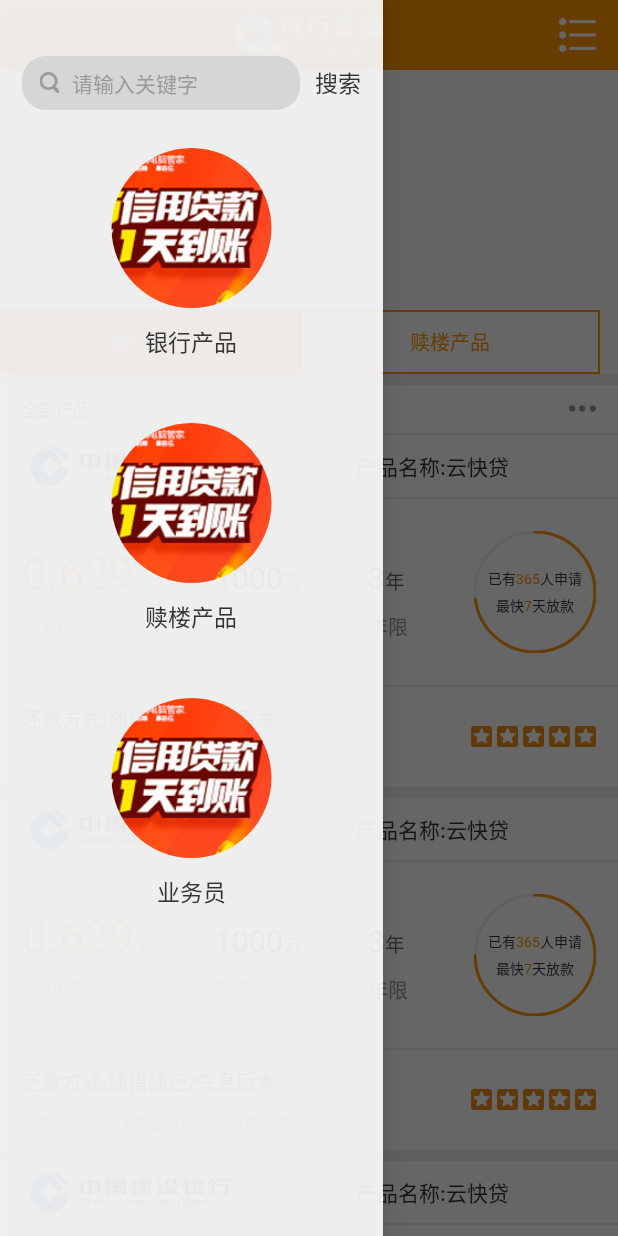
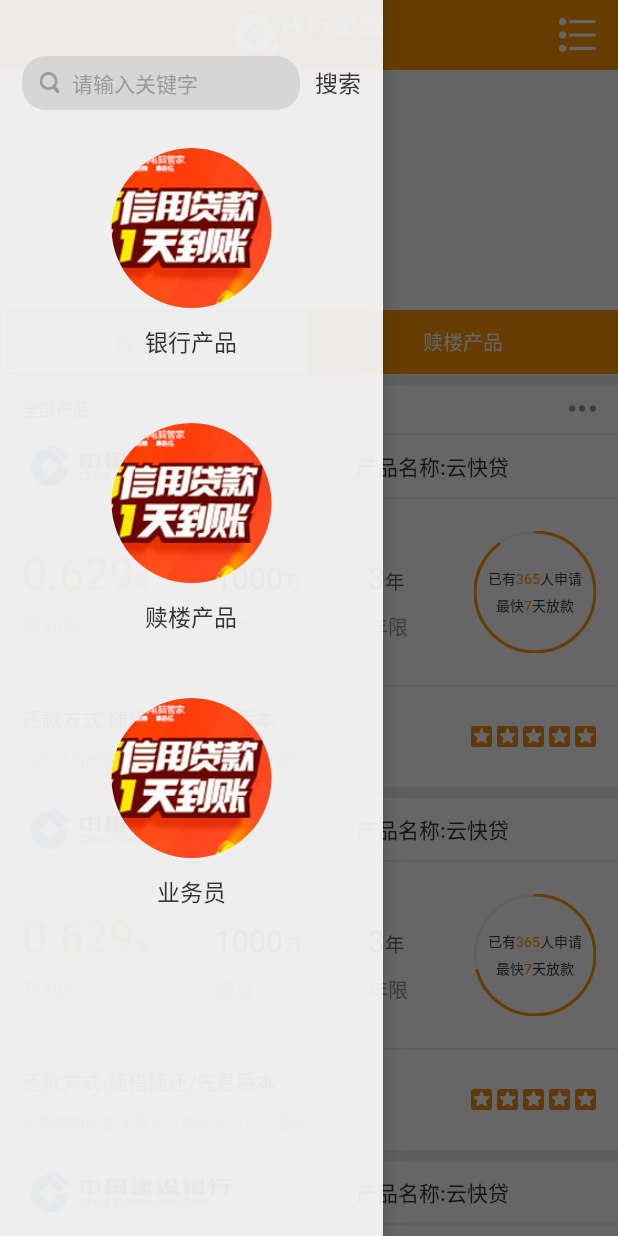
Before and after one commit to Kenway090704/QProj, an Android app: the screen it shows after launch (MainActivity), after a tap on an icon or button, on a phone screen of 412 x 824 dp. Run offline under Robolectric (Android 15) with nearby library versions, the phone set to English and light mode, and no system bars; libraries missing offline, so code that uses them is left out: com.bigkoo.convenientbanner, com.makeramen.roundedimageview; plain views replace RoundedImageView; 4 statements that could not run were skipped; 2 other taps on this screen came first.

Commit message:
修复了tabLayout不能全屏的问题”

```diff
--- a/app/src/main/java/com/aoben/qproj/ui/MainActivity.java
+++ b/app/src/main/java/com/aoben/qproj/ui/MainActivity.java
@@ -29,6 +29,7 @@
 import com.aoben.qproj.util.UIHelper;
 import com.aoben.qproj.util.Util;
 import com.aoben.qproj.widget.CirclePercentBar;
+import com.aoben.qproj.widget.CustomTablayout;
 import com.aoben.qproj.widget.WrapContentHeightViewPager;
 import com.bigkoo.convenientbanner.ConvenientBanner;
 import com.bigkoo.convenientbanner.holder.CBViewHolderCreator;
@@ -41,7 +42,7 @@
 
     private NestedScrollView scrollview;
     private ConvenientBanner cBanner;
-    private TabLayout tab;
+    private CustomTablayout tab;
 
     private WrapContentHeightViewPager vp;
     private BaseFragmentPageAdapter adapter;
@@ -56,44 +57,18 @@
     protected void initView() {
         scrollview = (NestedScrollView) findViewById(R.id.acty_main_scrollview);
         cBanner = (ConvenientBanner) findViewById(R.id.acty_main_cbanner);
-        tab = (TabLayout) findViewById(R.id.acty_main_tab);
+        tab = (CustomTablayout) findViewById(R.id.acty_main_tab);
 
-
-        tab.addTab(tab.newTab().setText(ResourceUtil.resToStr(R.string.bank_product)));
-        tab.addTab(tab.newTab().setText(ResourceUtil.resToStr(R.string.reedom_product)));
-
-
-        tab.postDelayed(new Runnable() {
-            @Override
-            public void run() {
-                View tab1=  UIHelper.getTabView(tab,0);
-                View tab2= UIHelper.getTabView(tab,1);
-                ViewGroup.LayoutParams params1=tab1.getLayoutParams();
-                ViewGroup.LayoutParams params2=tab2.getLayoutParams();
-
-                params1.width=DisplayUtils.getScreenWidthPixels(MainActivity.this)/2;//540
-
-                tab1.setLayoutParams(params1);
-                params2.width=DisplayUtils.getScreenWidthPixels(MainActivity.this)/2;
-                tab2.setLayoutParams(params2);
-
-
-                LogUtils.e("tab-->tab.getHeight=="+tab.getHeight()+",tab.getWidth=="+tab.getWidth());
-                String hint= "params1.width="+  params1.width+",tab.getWidth=="+ tab.getWidth()+",tab1.getWidth=="+UIHelper.getTabView(tab,0).getWidth();
-                Toast.makeText(MainActivity.this,hint,Toast.LENGTH_SHORT).show();
-
-            }
-        },3000);
 
         vp = (WrapContentHeightViewPager) findViewById(R.id.acty_main_vp);
         getToolBar().getBackIv().setVisibility(View.GONE);//首页去掉标题中的返回按钮
 
 //        LogUtils.e("屏幕的分辨率:h-->"+ DisplayUtils.getScreenHeightPixels(this)+",w-->"+DisplayUtils.getScreenWidthPixels(this));
-         LogUtils.e("字体大小:9-->" + (int) this.getResources().getDimension(R.dimen.comm_tv_9));
+        LogUtils.e("字体大小:9-->" + (int) this.getResources().getDimension(R.dimen.comm_tv_9));
         //vivo--10-->30  9-->27
         //p8 ---25
         //广告机
-        Toast.makeText(this,"屏幕分辨率:h-->"+ DisplayUtils.getScreenHeightPixels(this)+",w-->"+DisplayUtils.getScreenWidthPixels(this)+",字体9-->"+(int) this.getResources().getDimension(R.dimen.comm_tv_9),Toast.LENGTH_SHORT).show();
+        Toast.makeText(this, "屏幕分辨率:h-->" + DisplayUtils.getScreenHeightPixels(this) + ",w-->" + DisplayUtils.getScreenWidthPixels(this) + ",字体9-->" + (int) this.getResources().getDimension(R.dimen.comm_tv_9), Toast.LENGTH_SHORT).show();
 
     }
 
@@ -159,22 +134,10 @@
     @Override
     protected void initListener() {
 
-        tab.addOnTabSelectedListener(new TabLayout.OnTabSelectedListener() {
+        tab.setOnTabSelectedListener(new CustomTablayout.OnTabSelectedListener() {
             @Override
-            public void onTabSelected(TabLayout.Tab tab) {
-
-
-                vp.setCurrentItem(tab.getPosition());
-            }
-
-            @Override
-            public void onTabUnselected(TabLayout.Tab tab) {
-
-            }
-
-            @Override
-            public void onTabReselected(TabLayout.Tab tab) {
-
+            public void onTabSelected(int selectIndex) {
+                vp.setCurrentItem(selectIndex);
             }
         });
 
@@ -187,11 +150,8 @@
             @Override
             public void onPageSelected(int position) {
 
+                tab.setSelect(position % fragments.size());
 
-                TabLayout.Tab tabLayout = tab.getTabAt(position % fragments.size());
-                if (!Util.isNull(tabLayout)) {
-                    tabLayout.select();
-                }
             }
 
             @Override
--- /dev/null
+++ b/app/src/main/java/com/aoben/qproj/widget/CustomTablayout.java
@@ -0,0 +1,110 @@
+package com.aoben.qproj.widget;
+
+import android.content.Context;
+import android.support.annotation.Nullable;
+import android.util.AttributeSet;
+import android.view.LayoutInflater;
+import android.view.View;
+import android.widget.LinearLayout;
+import android.widget.TextView;
+
+import com.aoben.qproj.R;
+import com.aoben.qproj.util.Util;
+
+/**
+ * Created by HP on 2018/3/15.
+ *
+ */
+
+public class CustomTablayout extends LinearLayout {
+
+    private  Context context;
+    private TextView tab1;
+    private  TextView tab2;
+
+    private int textSelectColor=R.color.com_tv_white_ffffff;
+    private int textNoSelectColor=R.color.com_tv_orige_ff9600;
+
+    private int bgSelect=R.drawable.shape_tab_bg_s;
+    private int bgNoSelect=R.drawable.shape_tab_bg_n;
+
+    private int  selectIndex=0;
+
+    public CustomTablayout(Context context) {
+        super(context);
+
+        this.context=context;
+
+        initViews();
+    }
+
+    public CustomTablayout(Context context, @Nullable AttributeSet attrs) {
+        super(context, attrs);
+        this.context=context;
+
+        initViews();
+    }
+
+    public CustomTablayout(Context context, @Nullable AttributeSet attrs, int defStyleAttr) {
+        super(context, attrs, defStyleAttr);
+        this.context=context;
+        initViews();
+    }
+
+    private void initViews() {
+
+        View view = LayoutInflater.from(context).inflate(R.layout.custom_tablayout, this);
+        tab1= (TextView) view.findViewById(R.id.custom_tablayout_tab1);
+        tab2= (TextView) view.findViewById(R.id.custom_tablayout_tab2);
+
+        tab1.setOnClickListener(new OnClickListener() {
+            @Override
+            public void onClick(View v) {
+                if (selectIndex==1){
+                    selectIndex=0;
+                    setSelect(selectIndex);
+                    if (!Util.isNull(listener))
+                        listener.onTabSelected(selectIndex);
+                }
+            }
+        });
+
+        tab2.setOnClickListener(new OnClickListener() {
+            @Override
+            public void onClick(View v) {
+                if (selectIndex==0){
+                    selectIndex=1;
+                    setSelect(selectIndex);
+                    if (!Util.isNull(listener))
+                    listener.onTabSelected(selectIndex);
+                }
+            }
+        });
+
+    }
+
+    public void setSelect(int selectIndex) {
+        this.selectIndex=selectIndex;
+        if (selectIndex==0){
+            tab2.setTextColor(getResources().getColor(textNoSelectColor));
+            tab2.setBackgroundResource(bgNoSelect);
+            tab1.setTextColor(getResources().getColor(textSelectColor));
+            tab1.setBackgroundResource(bgSelect);
+        }else {
+            tab1.setTextColor(getResources().getColor(textNoSelectColor));
+            tab1.setBackgroundResource(bgNoSelect);
+            tab2.setTextColor(getResources().getColor(textSelectColor));
+            tab2.setBackgroundResource(bgSelect);
+        }
+
+    }
+
+    public void  setOnTabSelectedListener(OnTabSelectedListener listener){
+        this.listener=listener;
+    }
+
+    private  OnTabSelectedListener listener;
+    public  interface OnTabSelectedListener{
+        void onTabSelected(int selectIndex);
+    }
+}
--- /dev/null
+++ b/app/src/main/res/layout/custom_tablayout.xml
@@ -0,0 +1,31 @@
+<?xml version="1.0" encoding="utf-8"?>
+<LinearLayout xmlns:android="http://schemas.android.com/apk/res/android"
+    android:layout_width="match_parent"
+    android:layout_height="wrap_content"
+    android:orientation="horizontal">
+    <TextView
+
+        android:id="@+id/custom_tablayout_tab1"
+        android:layout_width="0dp"
+        android:layout_weight="1"
+        android:gravity="center"
+        android:text="@string/bank_product"
+        android:clickable="true"
+        android:textColor="@color/com_tv_white_ffffff"
+
+        android:textSize="@dimen/comm_tv_13"
+        android:background="@drawable/shape_tab_bg_s"
+        android:layout_height="@dimen/y80" />
+    <TextView
+
+        android:id="@+id/custom_tablayout_tab2"
+        android:layout_width="0dp"
+        android:layout_weight="1"
+        android:text="@string/reedom_product"
+        android:clickable="true"
+        android:textSize="@dimen/comm_tv_13"
+        android:background="@drawable/shape_tab_bg_n"
+        android:textColor="@color/com_tv_orige_ff9600"
+        android:gravity="center"
+        android:layout_height="@dimen/y80" />
+</LinearLayout>
--- a/app/src/main/res/layout/dialog_konw.xml
+++ b/app/src/main/res/layout/dialog_konw.xml
@@ -36,6 +36,7 @@
         android:layout_marginLeft="@dimen/x76"
         android:layout_marginRight="@dimen/x76"
         android:layout_height="@dimen/y84"
+        android:singleLine="true"
         android:layout_gravity="center_horizontal"
         android:layout_marginTop="@dimen/y20"
         android:background="@color/com_bg_gray_eeeeee"
@@ -51,6 +52,8 @@
         android:layout_height="@dimen/y84"
         android:layout_gravity="center_horizontal"
         android:layout_marginTop="@dimen/y20"
+
+        android:singleLine="true"
         android:background="@color/com_bg_gray_eeeeee"
         android:hint="@string/input_your_phone"
 
```
Also changed, not shown: app/src/main/res/layout/activity_main.xml (+4 -9 lines).
